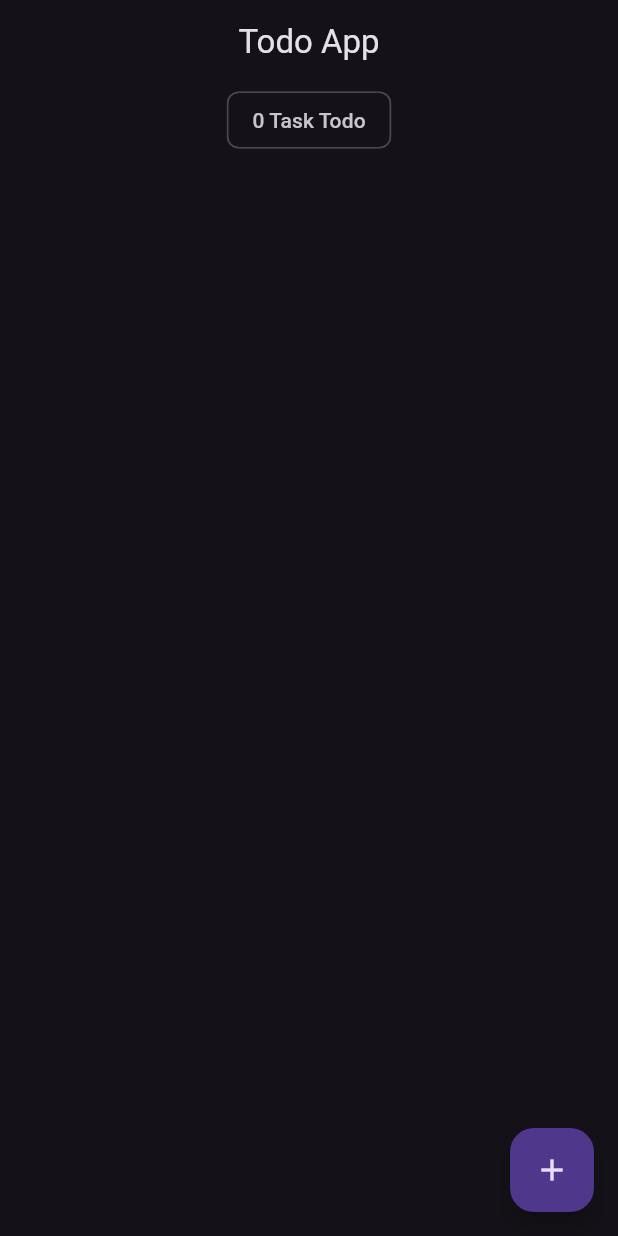
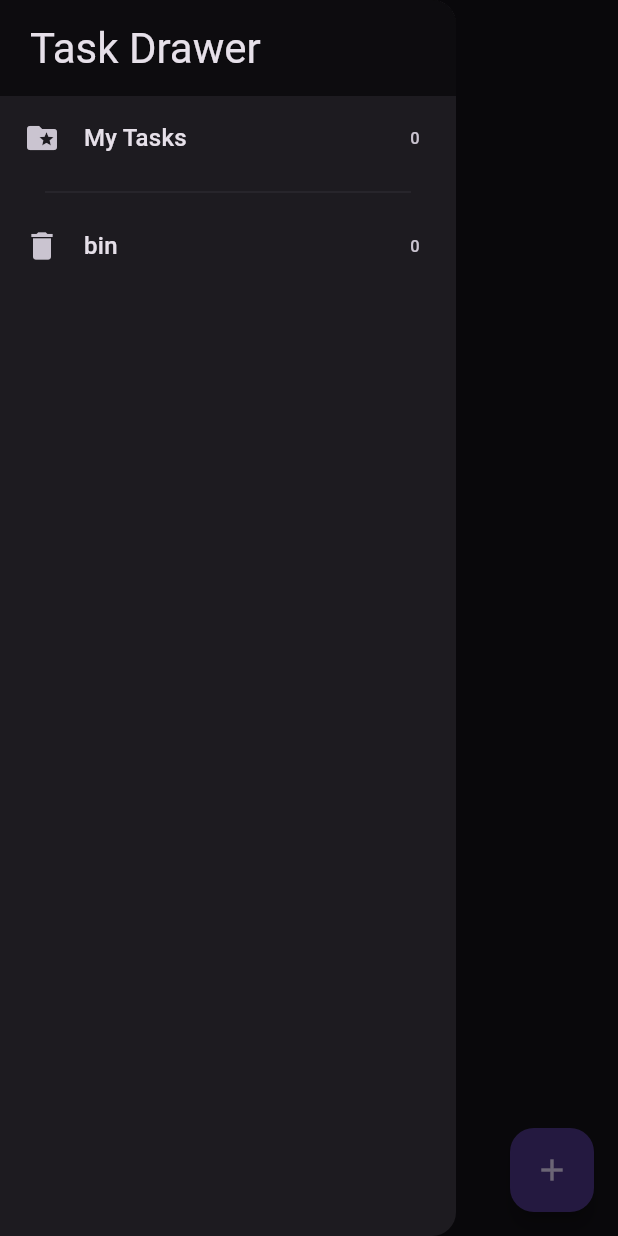
Before and after one commit to Manticodes/todoappbloc, a Flutter app: the screen it shows after launch, with the side drawer open (before the commit the screen has no drawer), on a phone screen of 412 x 824 dp. Run offline on Flutter 3.47's test engine with Material 2 defaults, Android fonts, the light colour scheme and no system bars; our stand-ins replace equatable, flutter_bloc, hydrated_bloc.

Commit message:
add drawer

```diff
--- a/lib/main.dart
+++ b/lib/main.dart
@@ -15,7 +15,7 @@ void main() async {
       darkTheme: ThemeData(
           brightness: Brightness.dark,
           useMaterial3: true,
-          appBarTheme: AppBarTheme(centerTitle: true)),
+          appBarTheme: const AppBarTheme(centerTitle: true)),
       themeMode: ThemeMode.dark,
       title: 'Flutter Demo',
       theme: ThemeData(
--- /dev/null
+++ b/lib/screen/drawer.dart
@@ -0,0 +1,53 @@
+import 'package:flutter/material.dart';
+import 'package:flutter/src/widgets/framework.dart';
+import 'package:flutter/src/widgets/placeholder.dart';
+
+class MyDrawer extends StatelessWidget {
+  const MyDrawer({super.key});
+
+  @override
+  Widget build(BuildContext context) {
+    return SafeArea(
+      child: Drawer(
+        child: Column(
+          children: [
+            Container(
+              decoration: const BoxDecoration(
+                  color: Colors.black54,
+                  borderRadius:
+                      BorderRadius.only(topRight: Radius.circular(15))),
+              width: double.infinity,
+              padding: const EdgeInsets.symmetric(vertical: 14, horizontal: 20),
+              child: Text(
+                'Task Drawer',
+                style: Theme.of(context).textTheme.headlineMedium,
+              ),
+            ),
+            ListTile(
+              leading: const Icon(Icons.folder_special),
+              title: Text(
+                'My Tasks',
+                style: Theme.of(context).textTheme.titleMedium,
+              ),
+              trailing: const Text('0'),
+            ),
+            const Padding(
+              padding: EdgeInsets.symmetric(horizontal: 30),
+              child: Divider(
+                thickness: 0.3,
+              ),
+            ),
+            ListTile(
+              leading: const Icon(Icons.delete),
+              title: Text(
+                'bin',
+                style: Theme.of(context).textTheme.titleMedium,
+              ),
+              trailing: const Text('0'),
+            )
+          ],
+        ),
+      ),
+    );
+  }
+}
--- a/lib/screen/task_screen.dart
+++ b/lib/screen/task_screen.dart
@@ -1,6 +1,7 @@
 import 'package:flutter/material.dart';
 import 'package:todoappbloc/blocs/bloc_exports.dart';
 import 'package:todoappbloc/models/task.dart';
+import 'package:todoappbloc/screen/drawer.dart';
 
 import '../widgets/add_task_widget.dart';
 import '../widgets/task_list.dart';
@@ -24,10 +25,11 @@ class TaskScreen extends StatelessWidget {
       builder: (context, state) {
         final List<Task> taskList = state.allTasks;
         String length = state.allTasks
-            .where((element) => element.isDone as bool)
+            .where((element) => element.isDone == false)
             .length
             .toString();
         return Scaffold(
+          drawer: MyDrawer(),
           appBar: AppBar(
             title: const Text('Todo App'),
           ),
```
